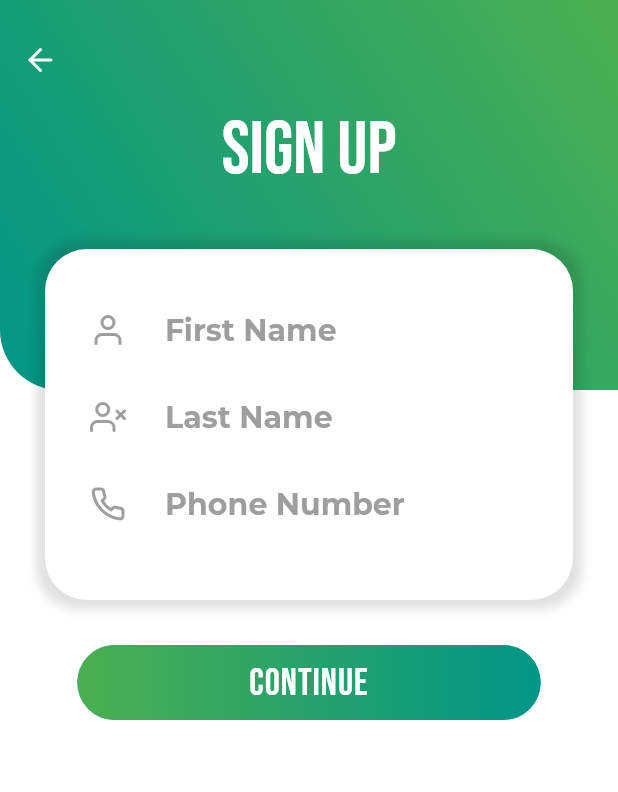
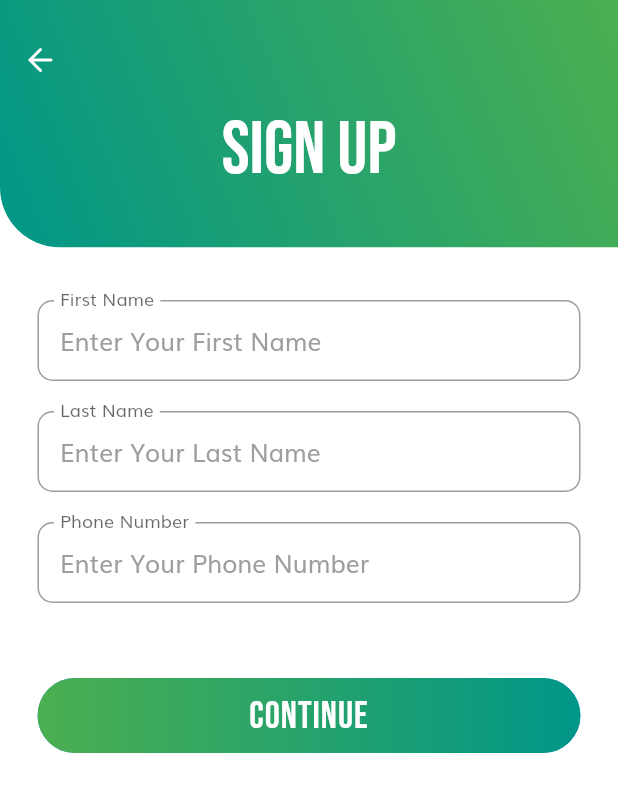
Before and after one commit to saugat-adh/medico, a Flutter app: the SignUp screen opened by its route, on a phone screen of 412 x 824 dp. Shown: the top 792 px of the screen. Run offline on Flutter 3.47's test engine with Material 2 defaults, Android fonts, the phone set to English and light mode, and no system bars; our stand-ins replace cloud_firestore, firebase_auth, firebase_core, flutter_feather_icons, modal_progress_hud, salomon_bottom_bar; missing offline and left inert: enum_to_string, gender_picker; accounts and stored records are empty; Roboto replaces fonts that are missing (Coda).

Commit message:
Changes in Design

```diff
--- a/lib/Forms/register.dart
+++ b/lib/Forms/register.dart
@@ -84,13 +84,28 @@ class _SignUpState extends State<SignUp> {
                           _buildBackIcon(),
                           _buildTextData(),
                           SizedBox(
-                            height: 350,
+                            height: 200,
                           ),
-                          _buildFormContainer(),
+                          //_buildFormContainer(),
                         ],
                       ),
+                      Form(
+                        key: _formKey,
+                        child: Container(
+                          width: MediaQuery.of(context).size.width - 50,
+                          child: Column(children :[_buildFirstName(),
+                          SizedBox(
+                            height: 20,
+                          ),
+                          _buildLastName(),
+                          SizedBox(
+                            height: 20,
+                          ),
+                          _buildPhoneNumber(),]),
+                        ),
+                      ),
                       SizedBox(
-                        height: 80.0,
+                        height: 50.0,
                       ),
                       Buttons(
                         txt: 'Continue',
@@ -139,7 +154,7 @@ class _SignUpState extends State<SignUp> {
 
   _buildBackgroundCover() {
     return Container(
-      height: 260.0,
+      height: MediaQuery.of(context).size.width * 0.4,
       decoration: BoxDecoration(
         gradient: LinearGradient(
           begin: Alignment.topRight,
@@ -172,80 +187,31 @@ class _SignUpState extends State<SignUp> {
     );
   }
 
-  _buildFormContainer() {
-    return Positioned(
-        bottom: -50,
-        child: Form(
-          key: _formKey,
-          child: Container(
-            //height: 300,
-            width: MediaQuery.of(context).size.width - 60,
-            padding: EdgeInsets.all(30),
-            decoration: BoxDecoration(
-              color: Colors.white,
-              borderRadius: BorderRadius.all(Radius.circular(28)),
-              boxShadow: [
-                BoxShadow(
-                  color: Colors.black12,
-                  spreadRadius: 5.5,
-                  blurRadius: 5.5,
-                )
-              ],
-            ),
-            child: Column(
-              //mainAxisAlignment: MainAxisAlignment.center,
-              children: [
-                _buildFirstName(),
-                SizedBox(
-                  height: 10,
-                ),
-                _buildLastName(),
-                SizedBox(
-                  height: 10,
-                ),
-                _buildPhoneNumber(),
-                SizedBox(
-                  height: 10,
-                ),
-                //_buildConfirmPassword(),
-              ],
-            ),
-          ),
-        ));
-  }
-
   _buildPhoneNumber() {
     return TextFieldForm(
-      txt: 'Phone Number',
+      labelTxt: 'Phone Number',
+      txt: 'Enter Your Phone Number',
       cntrl: cellnumberController,
-      ico: Icon(
-        FeatherIcons.phone,
-        color: Colors.grey,
-      ),
       types: TextInputType.phone,
     );
   }
 
   _buildFirstName() {
     return TextFieldForm(
-        txt: 'First Name',
+      labelTxt: 'First Name',
+        txt: 'Enter Your First Name',
         cntrl: FnameController,
         types: TextInputType.text,
-        ico: Icon(
-          FeatherIcons.user,
-          color: Colors.grey,
-        ));
+        );
   }
 
   _buildLastName() {
     return TextFieldForm(
-        txt: 'Last Name',
+      labelTxt: 'Last Name',
+        txt: 'Enter Your Last Name',
         cntrl: LnameController,
         types: TextInputType.text,
-        ico: Icon(
-          FeatherIcons.userX,
-          color: Colors.grey,
-        ));
+        );
   }
 
   Widget OTPScreen() {
@@ -278,11 +244,11 @@ class _SignUpState extends State<SignUp> {
                           SizedBox(
                             height: 200,
                           ),
-                          _buildFormContainerOTP(),
                         ],
                       ),
+                      _buildOTP(),
                       SizedBox(
-                        height: 80.0,
+                        height: 50.0,
                       ),
                       Buttons(
                           txt: 'Continue',
@@ -387,10 +353,17 @@ class _SignUpState extends State<SignUp> {
   }
 
   _buildOTP() {
-    return TextFieldForm(
-      txt: 'OTP',
-      cntrl: otpController,
-      types: TextInputType.number,
+    return Form(
+      key: _formKey,
+      child: Container(
+        width: MediaQuery.of(context).size.width - 50,
+        child: TextFieldForm(
+          labelTxt: 'OTP',
+          txt: 'Enter Your OTP',
+          cntrl: otpController,
+          types: TextInputType.number,
+        ),
+      ),
     );
   }
 
@@ -398,7 +371,6 @@ class _SignUpState extends State<SignUp> {
     final snackBar = SnackBar(content: Text(text));
     _scaffoldKey.currentState.showSnackBar(snackBar);
   }
-
 
   Future signUp() async {
     var isValidUser = false;
--- a/lib/Wizards/buttons.dart
+++ b/lib/Wizards/buttons.dart
@@ -25,7 +25,7 @@ class Buttons extends StatelessWidget {
               borderRadius: BorderRadius.circular(50.0)),
           child: Container(
             constraints: BoxConstraints(
-                maxWidth: MediaQuery.of(context).size.width * 0.75,
+                maxWidth: MediaQuery.of(context).size.width - 50,
                 minHeight: 50),
             alignment: Alignment.center,
             child: Text(
--- a/lib/Wizards/forms.dart
+++ b/lib/Wizards/forms.dart
@@ -19,13 +19,13 @@ class InForm extends StatelessWidget {
 
 class TextFieldForm extends StatelessWidget {
   TextFieldForm(
-      {@required this.txt, this.types, this.pass, this.ico, this.cntrl});
+      {@required this.txt, this.types, this.pass, this.cntrl, this.labelTxt});
 
   final String txt;
   final TextInputType types;
   final bool pass;
-  final Icon ico;
   final TextEditingController cntrl;
+  final String labelTxt;
 
   @override
   Widget build(BuildContext context) {
@@ -36,22 +36,26 @@ class TextFieldForm extends StatelessWidget {
       textInputAction: TextInputAction.next,
       onEditingComplete: () => FocusScope.of(context).nextFocus(),
       decoration: InputDecoration(
-        icon: ico,
-        contentPadding: EdgeInsets.all(10),
+        labelText: labelTxt,
+        floatingLabelBehavior: FloatingLabelBehavior.always,
+        labelStyle: TextStyle(
+          fontFamily: 'Muli',
+        ),
+        contentPadding: EdgeInsets.all(15),
         hintText: txt,
         hintStyle: TextStyle(
           color: Colors.grey,
-          fontSize: 20,
-          fontFamily: 'Coda',
+          fontSize: MediaQuery.of(context).size.width * 0.04,
+          fontFamily: 'Muli',
         ),
         border: OutlineInputBorder(
-          borderSide: BorderSide.none,
+          borderRadius: BorderRadius.all(Radius.circular(10)),
         ),
         focusedBorder: OutlineInputBorder(
-            borderRadius: BorderRadius.all(Radius.circular(20)),
+            borderRadius: BorderRadius.all(Radius.circular(10)),
             borderSide: BorderSide(
               color: Colors.grey,
-              width: 1,
+              width: 2,
             )),
       ),
     );
```
Also changed, not shown: lib/Forms/info_form.dart (+10 -16 lines), lib/Forms/log_in.dart (+33 -80 lines).
